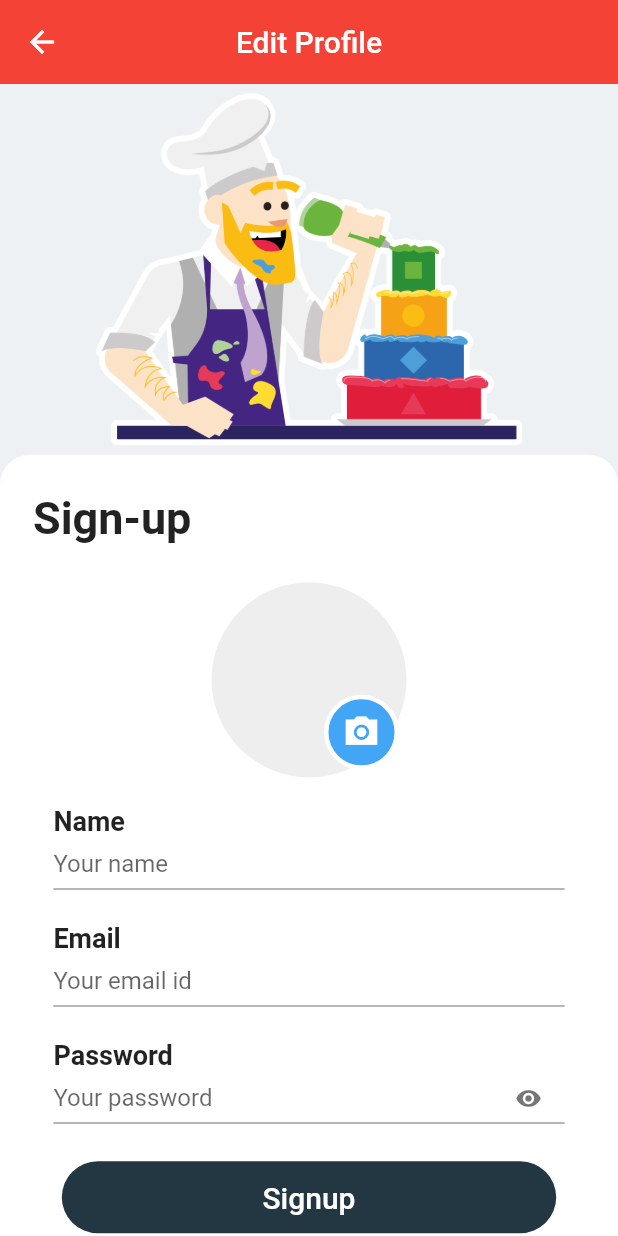
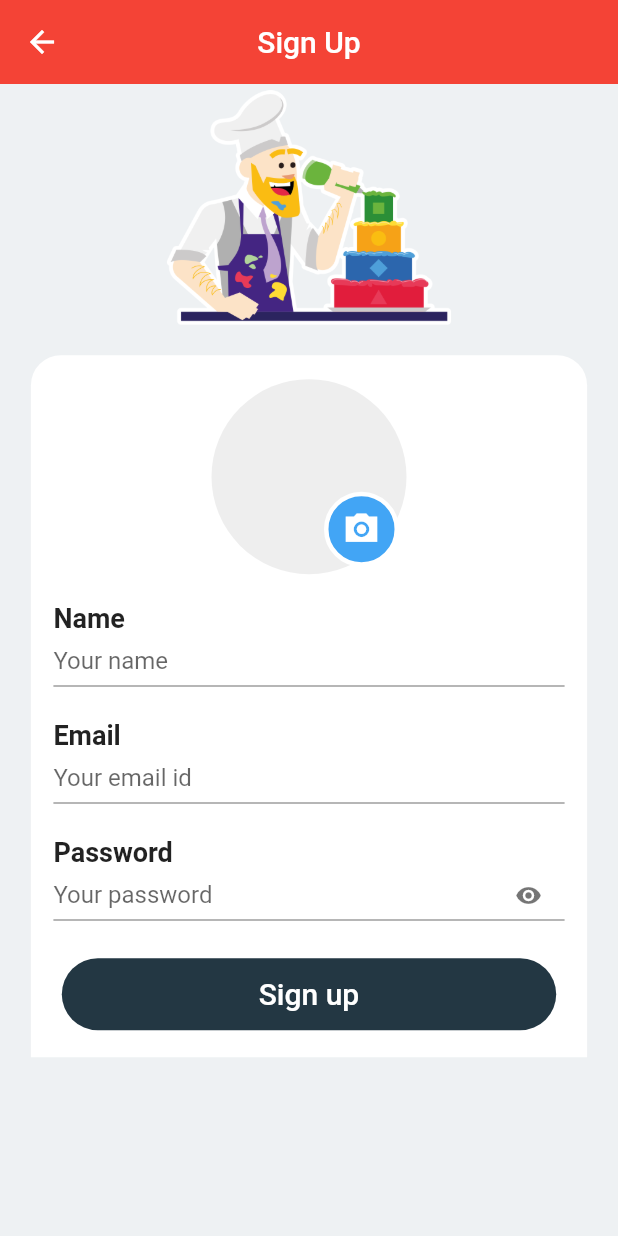
Before and after one commit to AM2011008542/triviabattlegame, a Flutter app: the SignupPage screen opened directly, on a phone screen of 412 x 824 dp. Run offline on Flutter 3.47's test engine with Material 2 defaults, Android fonts, the phone set to English and light mode, and no system bars; our stand-ins replace auto_size_text, cloud_firestore, curved_navigation_bar, email_validator, firebase_auth, firebase_core and 10 more; missing offline and left inert: empty_widget; accounts and stored records are empty; network calls fail; Roboto replaces fonts that are missing (NotoSerif).

Commit message:
Initial commit

```diff
--- a/lib/pages/sign_up.dart
+++ b/lib/pages/sign_up.dart
@@ -51,7 +51,7 @@ class _SignupPageState extends State<SignupPage> {
       child: Scaffold(
         appBar: AppBar(
           elevation: 0,
-          title: const Text("Edit Profile"),
+          title: const Text("Sign Up"),
           centerTitle: true,
           leading: GestureDetector(
             onTap: () {
@@ -68,8 +68,11 @@ class _SignupPageState extends State<SignupPage> {
               children: [
                 SizedBox(
                   width: double.infinity,
-                  height: size.height * 0.3,
+                  height: size.height * 0.2,
                   child: Image.asset('assets/Create-a-kahoot.png'),
+                ),
+                const SizedBox(
+                  height: 16,
                 ),
                 Container(
                   decoration: const BoxDecoration(
@@ -80,8 +83,8 @@ class _SignupPageState extends State<SignupPage> {
                   ),
                   child: Column(
                     children: [
-                      const PageHeading(
-                        title: 'Sign-up',
+                      const SizedBox(
+                        height: 16,
                       ),
                       SizedBox(
                         width: 130,
@@ -171,7 +174,7 @@ class _SignupPageState extends State<SignupPage> {
                         height: 22,
                       ),
                       CustomFormButton(
-                          innerText: 'Signup',
+                          innerText: 'Sign up',
                           onPressed: () async {
                             hasInternet =
                                 await InternetConnectionChecker().hasConnection;
```
